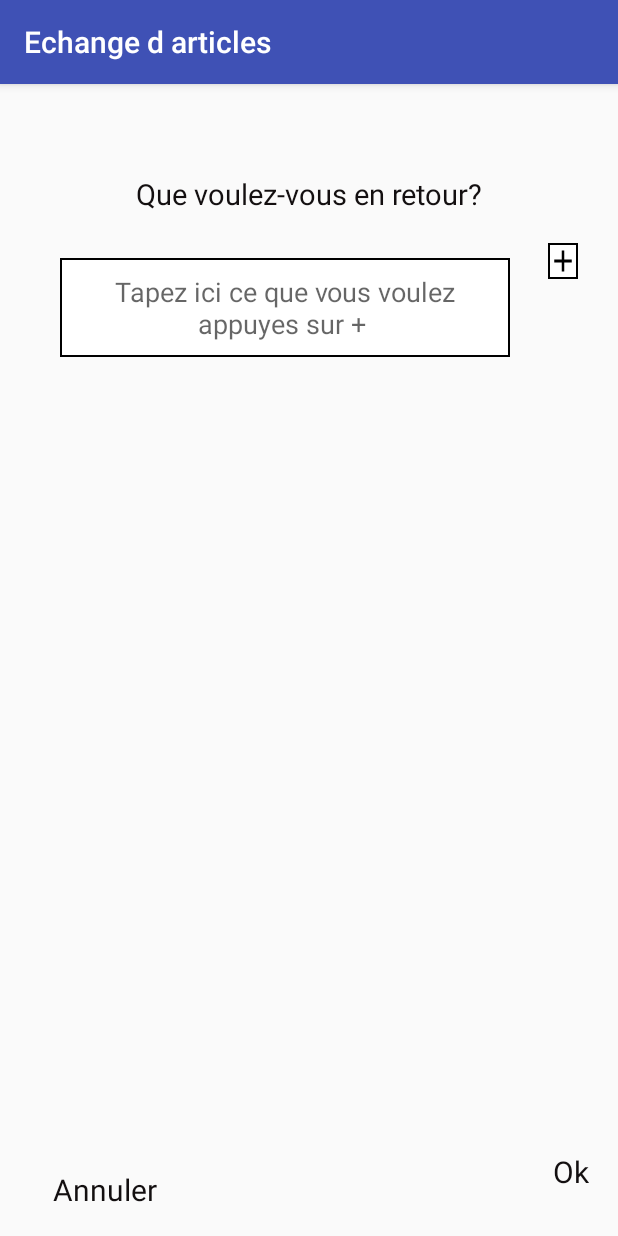
After one commit to Meftahbouchra/echange, an Android app: the Article_en_retour screen opened directly, with no data from a screen before it, on a phone screen of 412 x 824 dp. The commit adds this screen. Run offline under Robolectric (Android 15) with nearby library versions, the phone set to English and light mode, and no system bars.

Commit message:
avec article en retour

```diff
--- /dev/null
+++ b/app/src/main/java/com/bouchra/myapplicationechange/activities/Article_en_retour.java
@@ -0,0 +1,57 @@
+package com.bouchra.myapplicationechange.activities;
+
+import android.os.Bundle;
+import android.widget.EditText;
+import android.widget.TextView;
+import android.widget.Toast;
+
+import androidx.appcompat.app.AppCompatActivity;
+import androidx.recyclerview.widget.LinearLayoutManager;
+import androidx.recyclerview.widget.RecyclerView;
+
+import com.bouchra.myapplicationechange.R;
+import com.bouchra.myapplicationechange.adapters.RecycleViewArticleRetour;
+
+import java.util.ArrayList;
+
+public class Article_en_retour extends AppCompatActivity {
+    private RecyclerView recyclerView;
+    private RecycleViewArticleRetour postAdapter;
+
+
+    private EditText editText;
+    private TextView textView;
+
+
+    @Override
+    protected void onCreate(Bundle savedInstanceState) {
+        super.onCreate(savedInstanceState);
+        setContentView(R.layout.activity_article_en_retour);
+        editText = findViewById(R.id.edittxt_article);
+        textView = findViewById(R.id.ajout_article);
+        recyclerView = findViewById(R.id.rec_retour);
+
+        ArrayList<String> posts = new ArrayList<>();
+
+        textView.setOnClickListener(v -> {
+            String x = editText.getText().toString();
+            if (posts.size() < 10) {
+                posts.add(x);
+                editText.setText("");
+                postAdapter = new RecycleViewArticleRetour(this, posts);
+                recyclerView.setLayoutManager(new LinearLayoutManager(this));
+                recyclerView.setAdapter(postAdapter);
+
+            } else {
+                editText.setEnabled(false);
+                editText.setText("");
+                Toast.makeText(this, "Dèsolè, il n'ya pas pour ajouter plus d'article", Toast.LENGTH_SHORT).show();
+
+
+            }// vous avez atteint la limite des postes possible
+
+        });
+
+
+    }
+}
--- a/app/src/main/java/com/bouchra/myapplicationechange/activities/essai.java
+++ b/app/src/main/java/com/bouchra/myapplicationechange/activities/essai.java
@@ -17,6 +17,7 @@ public class essai extends AppCompatActivity {
     private RecyclerView recyclerView;
     private RecycleViewAdapter postAdapter;
     private ArrayList<PosteModelAnnonce> posts;
+
 
 
     @Override
--- a/app/src/main/java/com/bouchra/myapplicationechange/adapters/RecycleViewAdapter.java
+++ b/app/src/main/java/com/bouchra/myapplicationechange/adapters/RecycleViewAdapter.java
@@ -26,7 +26,7 @@ public class RecycleViewAdapter extends RecyclerView.Adapter<RecycleViewAdapter.
 
     //view holder class
     // hadi li dakhal hadi mla claas  hiya li masoola 3la les compos ta3 laliste
-    public class ViewHolder extends RecyclerView.ViewHolder {
+    public static class ViewHolder extends RecyclerView.ViewHolder {
 
         TextView title , desc;
         CarouselView carouselView;
@@ -73,7 +73,7 @@ private  Context context;
         holder.carouselView.setPageCount(mImages.length);
         holder.carouselView.setImageListener((pos, imageView) -> Picasso.get().load(mImages[pos]).placeholder(R.color.black).into(imageView));
     }
-
+//la taille de notre liste
     @Override
     public int getItemCount() {
         return posts.size();
--- a/app/src/main/java/com/bouchra/myapplicationechange/models/Annonce.java
+++ b/app/src/main/java/com/bouchra/myapplicationechange/models/Annonce.java
@@ -10,8 +10,7 @@ public class Annonce {
     private Date dateAnnonce;
     private String  statu;
 
-    public Annonce() {
-    }
+
 
     public Annonce(String idAnnonce, String titreAnnonce, String descriptionAnnonce, String articleEnRetour, Date dateAnnonce, String statu) {
         this.idAnnonce = idAnnonce;
--- /dev/null
+++ b/app/src/main/res/drawable/ic_add_black_24dp.xml
@@ -0,0 +1,10 @@
+<vector xmlns:android="http://schemas.android.com/apk/res/android"
+        android:width="24dp"
+        android:height="24dp"
+        android:viewportWidth="24.0"
+        android:viewportHeight="24.0">
+    <path
+        android:fillColor="#FF000000"
+        android:pathData="M19,13h-6v6h-2v-6H5v-2h6V5h2v6h6v2z"/>
+
+</vector>
--- /dev/null
+++ b/app/src/main/res/layout/activity_article_en_retour.xml
@@ -0,0 +1,91 @@
+<?xml version="1.0" encoding="utf-8"?>
+<RelativeLayout xmlns:android="http://schemas.android.com/apk/res/android"
+    xmlns:app="http://schemas.android.com/apk/res-auto"
+    xmlns:tools="http://schemas.android.com/tools"
+    android:layout_width="match_parent"
+    android:layout_height="match_parent"
+    tools:context=".activities.Article_en_retour">
+
+    <TextView
+        android:id="@+id/txtv1"
+        android:layout_width="match_parent"
+        android:layout_height="wrap_content"
+        android:layout_marginTop="60dp"
+        android:gravity="center"
+        android:text="Que voulez-vous en retour?"
+        android:textColor="@color/black"
+        android:textSize="19sp" />
+
+    <LinearLayout
+        android:id="@+id/linyar"
+        android:layout_width="wrap_content"
+        android:layout_height="wrap_content"
+        android:layout_below="@+id/txtv1"
+        android:orientation="horizontal">
+
+        <EditText
+            android:id="@+id/edittxt_article"
+            android:layout_width="300dp"
+            android:layout_height="wrap_content"
+            android:layout_marginLeft="40dp"
+            android:layout_marginTop="30dp"
+            android:background="@drawable/bordr_table"
+            android:gravity="center"
+            android:hint="Tapez ici ce que vous voulez appuyes sur + "
+            android:padding="10dp"
+            android:paddingLeft="20dp" />
+
+        <LinearLayout
+            android:layout_width="wrap_content"
+            android:layout_height="wrap_content"
+            android:layout_marginLeft="25dp"
+            android:layout_marginTop="20dp"
+            android:background="@drawable/bordr_table">
+
+            <TextView
+                android:id="@+id/ajout_article"
+                android:layout_width="20dp"
+                android:layout_height="wrap_content"
+                android:background="@drawable/ic_add_black_24dp" />
+        </LinearLayout>
+
+    </LinearLayout>
+
+    <androidx.recyclerview.widget.RecyclerView
+        android:id="@+id/rec_retour"
+        android:layout_marginBottom="32dp"
+        android:layout_alignBottom="@id/ok"
+        android:layout_width="match_parent"
+        android:layout_height="match_parent"
+        android:layout_below="@+id/linyar"
+        android:layout_marginHorizontal="16dp"
+        android:layout_marginTop="16dp">
+
+    </androidx.recyclerview.widget.RecyclerView>
+
+
+    <TextView
+        android:id="@+id/ok"
+        android:layout_width="wrap_content"
+        android:layout_height="wrap_content"
+        android:layout_alignParentEnd="true"
+        android:layout_alignParentBottom="true"
+        android:layout_marginEnd="19dp"
+        android:layout_marginBottom="29dp"
+        android:text="Ok"
+        android:textColor="@color/black"
+        android:textSize="20dp" />
+
+    <TextView
+        android:layout_width="wrap_content"
+        android:layout_height="wrap_content"
+        android:layout_alignParentStart="true"
+        android:layout_alignParentBottom="true"
+        android:layout_marginStart="35dp"
+        android:layout_marginBottom="17dp"
+        android:text="Annuler"
+        android:textColor="@color/black"
+        android:textSize="20dp" />
+
+
+</RelativeLayout>
```
Also changed, not shown: app/src/main/AndroidManifest.xml (+9 -20 lines), app/src/main/java/com/bouchra/myapplicationechange/activities/ImagesStorage.java (+9 -11 lines), app/src/main/java/com/bouchra/myapplicationechange/adapters/RecycleViewArticleRetour.java (added, +64 -0 lines), app/src/main/res/drawable/border_plus.xml (added, +10 -0 lines), app/src/main/res/drawable/ic_remove_black_24dp.xml (added, +9 -0 lines), app/src/main/res/layout/liste_article_enretour.xml (added, +26 -0 lines).
